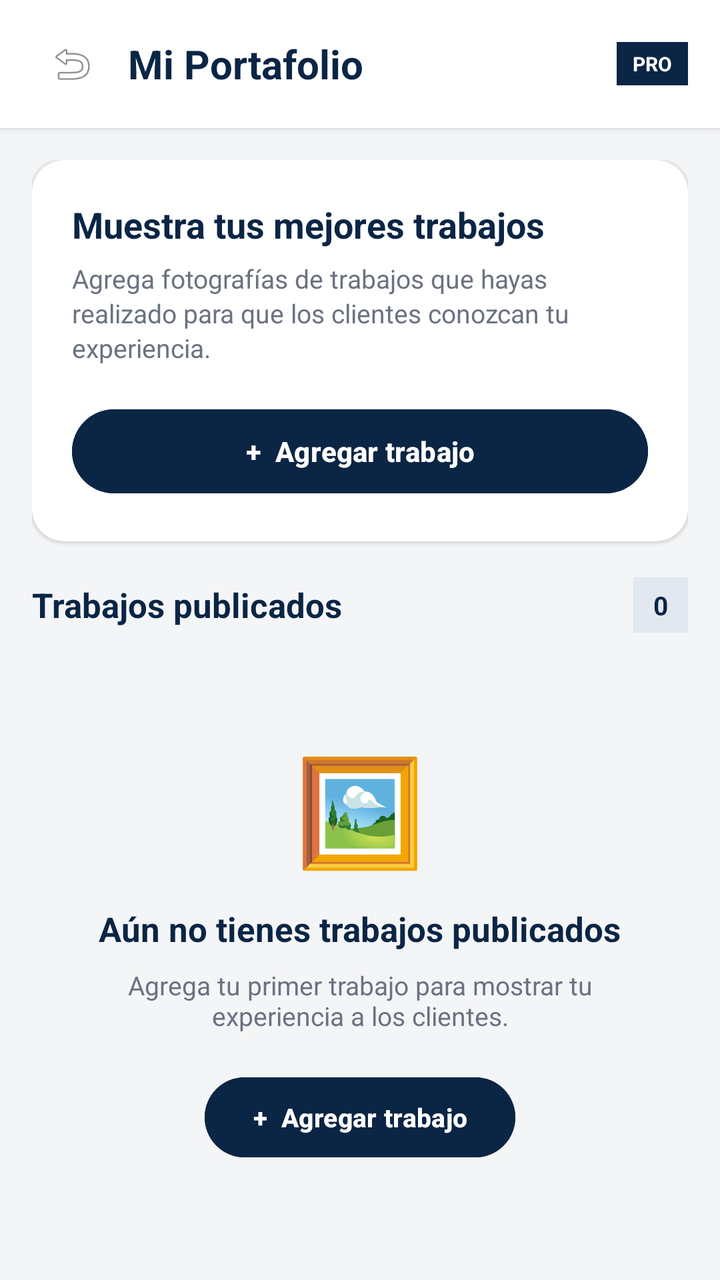
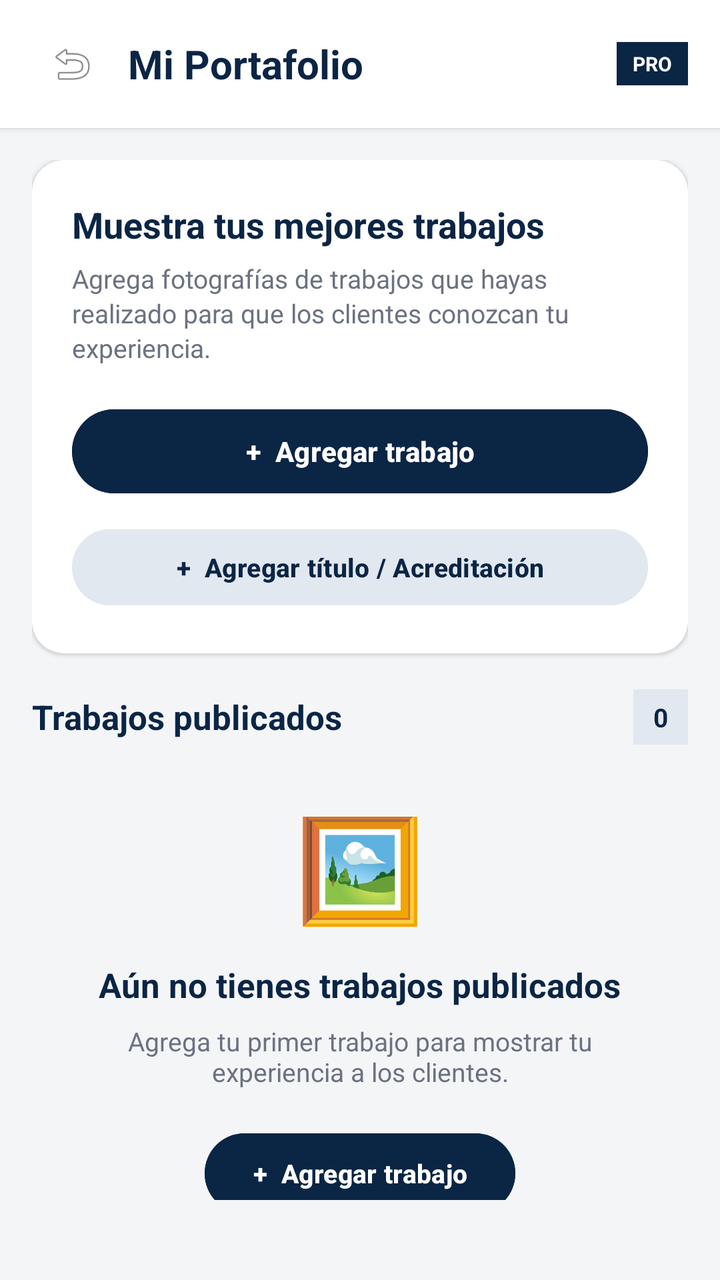

Before-and-after screenshots of an Android layout around one commit, followed by the original layout XML and the change that was made.
<!-- AndroidManifest.xml: application theme Theme.Chivo_Trabajo -->
<!-- res/layout/activity_portafolio_profesional.xml -->
<?xml version="1.0" encoding="utf-8"?>
<androidx.constraintlayout.widget.ConstraintLayout
    xmlns:android="http://schemas.android.com/apk/res/android"
    xmlns:app="http://schemas.android.com/apk/res-auto"
    android:layout_width="match_parent"
    android:layout_height="match_parent"
    android:background="#F4F5F7">

    
    
    

    <LinearLayout
        android:id="@+id/layoutHeaderPortafolio"
        android:layout_width="0dp"
        android:layout_height="wrap_content"
        android:minHeight="64dp"
        android:orientation="horizontal"
        android:gravity="center_vertical"
        android:paddingStart="16dp"
        android:paddingEnd="16dp"
        android:background="#FFFFFF"
        android:elevation="2dp"
        app:layout_constraintTop_toTopOf="parent"
        app:layout_constraintStart_toStartOf="parent"
        app:layout_constraintEnd_toEndOf="parent">

        <ImageView
            android:id="@+id/btnRegresarPortafolio"
            android:layout_width="40dp"
            android:layout_height="40dp"
            android:padding="8dp"
            android:src="@android:drawable/ic_menu_revert"
            android:contentDescription="Regresar" />

        <TextView
            android:layout_width="0dp"
            android:layout_height="wrap_content"
            android:layout_weight="1"
            android:layout_marginStart="8dp"
            android:text="Mi Portafolio"
            android:textSize="20sp"
            android:textStyle="bold"
            android:textColor="#0B2545" />

        <TextView
            android:layout_width="wrap_content"
            android:layout_height="wrap_content"
            android:text="PRO"
            android:textSize="10sp"
            android:textStyle="bold"
            android:textColor="#FFFFFF"
            android:background="#0B2545"
            android:paddingStart="8dp"
            android:paddingEnd="8dp"
            android:paddingTop="4dp"
            android:paddingBottom="4dp" />

    </LinearLayout>


    
    
    

    <LinearLayout
        android:id="@+id/layoutContenidoPortafolio"
        android:layout_width="0dp"
        android:layout_height="0dp"
        android:orientation="vertical"
        android:padding="16dp"
        app:layout_constraintTop_toBottomOf="@id/layoutHeaderPortafolio"
        app:layout_constraintBottom_toBottomOf="parent"
        app:layout_constraintStart_toStartOf="parent"
        app:layout_constraintEnd_toEndOf="parent">


        

        <androidx.cardview.widget.CardView
            android:layout_width="match_parent"
            android:layout_height="wrap_content"
            android:layout_marginBottom="18dp"
            app:cardCornerRadius="16dp"
            app:cardElevation="1dp"
            app:cardBackgroundColor="#FFFFFF">

            <LinearLayout
                android:layout_width="match_parent"
                android:layout_height="wrap_content"
                android:orientation="vertical"
                android:padding="20dp">

                <TextView
                    android:layout_width="wrap_content"
                    android:layout_height="wrap_content"
                    android:text="Muestra tus mejores trabajos"
                    android:textSize="18sp"
                    android:textStyle="bold"
                    android:textColor="#0B2545"
                    android:layout_marginBottom="6dp" />

                <TextView
                    android:layout_width="match_parent"
                    android:layout_height="wrap_content"
                    android:text="Agrega fotografías de trabajos que hayas realizado para que los clientes conozcan tu experiencia."
                    android:textSize="13sp"
                    android:textColor="#6B7280"
                    android:lineSpacingExtra="2dp"
                    android:layout_marginBottom="18dp" />

                <Button
                    android:id="@+id/btnAgregarTrabajo"
                    android:layout_width="match_parent"
                    android:layout_height="50dp"
                    android:text="+  Agregar trabajo"
                    android:textAllCaps="false"
                    android:textSize="14sp"
                    android:textStyle="bold"
                    android:textColor="#FFFFFF"
                    android:backgroundTint="#0B2545" />

            </LinearLayout>

        </androidx.cardview.widget.CardView>


        

        <LinearLayout
            android:layout_width="match_parent"
            android:layout_height="wrap_content"
            android:orientation="horizontal"
            android:gravity="center_vertical"
            android:layout_marginBottom="12dp">

            <TextView
                android:layout_width="0dp"
                android:layout_height="wrap_content"
                android:layout_weight="1"
                android:text="Trabajos publicados"
                android:textSize="17sp"
                android:textStyle="bold"
                android:textColor="#0B2545" />

            <TextView
                android:id="@+id/tvCantidadTrabajos"
                android:layout_width="wrap_content"
                android:layout_height="wrap_content"
                android:text="0"
                android:textSize="13sp"
                android:textStyle="bold"
                android:textColor="#0B2545"
                android:background="#E2E8F0"
                android:paddingStart="10dp"
                android:paddingEnd="10dp"
                android:paddingTop="5dp"
                android:paddingBottom="5dp" />

        </LinearLayout>


        
        
        
        

        <LinearLayout
            android:id="@+id/layoutPortafolioVacio"
            android:layout_width="match_parent"
            android:layout_height="0dp"
            android:layout_weight="1"
            android:orientation="vertical"
            android:gravity="center"
            android:padding="24dp">

            <TextView
                android:layout_width="wrap_content"
                android:layout_height="wrap_content"
                android:text="🖼️"
                android:textSize="52sp"
                android:layout_marginBottom="14dp" />

            <TextView
                android:layout_width="wrap_content"
                android:layout_height="wrap_content"
                android:text="Aún no tienes trabajos publicados"
                android:textSize="17sp"
                android:textStyle="bold"
                android:textColor="#0B2545"
                android:gravity="center"
                android:layout_marginBottom="8dp" />

            <TextView
                android:layout_width="match_parent"
                android:layout_height="wrap_content"
                android:text="Agrega tu primer trabajo para mostrar tu experiencia a los clientes."
                android:textSize="13sp"
                android:textColor="#6B7280"
                android:gravity="center"
                android:layout_marginBottom="18dp" />

            <Button
                android:id="@+id/btnAgregarPrimerTrabajo"
                android:layout_width="wrap_content"
                android:layout_height="48dp"
                android:text="+  Agregar trabajo"
                android:textAllCaps="false"
                android:textSize="13sp"
                android:textStyle="bold"
                android:textColor="#FFFFFF"
                android:backgroundTint="#0B2545"
                android:paddingStart="24dp"
                android:paddingEnd="24dp" />

        </LinearLayout>


        
        
        
        

        <androidx.recyclerview.widget.RecyclerView
            android:id="@+id/rvPortafolio"
            android:layout_width="match_parent"
            android:layout_height="0dp"
            android:layout_weight="1"
            android:visibility="gone"
            android:clipToPadding="false"
            android:paddingBottom="16dp" />

    </LinearLayout>

</androidx.constraintlayout.widget.ConstraintLayout>
<!-- resources referenced by this layout -->
<resources>
  <style name="Theme.Chivo_Trabajo" parent="Base.Theme.Chivo_Trabajo" />
  <style name="Base.Theme.Chivo_Trabajo" parent="Theme.Material3.DayNight.NoActionBar">
          
          
      </style>
</resources>

<!-- the commit's change to res/layout/activity_portafolio_profesional.xml (unified diff, before → after) -->
@@ -118,7 +118,19 @@
                     android:textSize="14sp"
                     android:textStyle="bold"
                     android:textColor="#FFFFFF"
-                    android:backgroundTint="#0B2545" />
+                    android:backgroundTint="#0B2545"
+                    android:layout_marginBottom="10dp" />
+
+                <Button
+                    android:id="@+id/btnAgregarTituloPortafolio"
+                    android:layout_width="match_parent"
+                    android:layout_height="46dp"
+                    android:text="+  Agregar título / Acreditación"
+                    android:textAllCaps="false"
+                    android:textSize="13sp"
+                    android:textStyle="bold"
+                    android:textColor="#0B2545"
+                    android:backgroundTint="#E2E8F0" />
 
             </LinearLayout>
 
